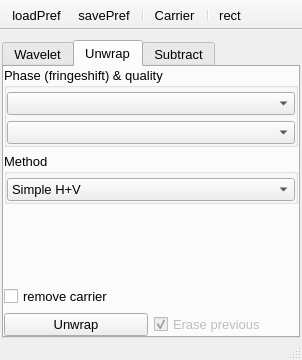
The window that UIs/nWavelet.ui (NeutrinoToolkit/Neutrino) describes before a commit, drawn with Qt 5.
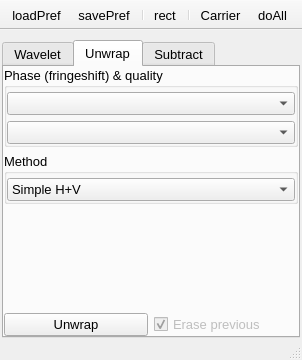
The same window after the commit. The open tabs and pages were chosen to show the change. Icons and pictures are not drawn.

```diff
--- a/UIs/nWavelet.ui
+++ b/UIs/nWavelet.ui
@@ -567,16 +567,6 @@
              </property>
             </widget>
            </item>
-           <item row="0" column="0">
-            <widget class="QCheckBox" name="removeCarrierAfterUnwrap">
-             <property name="text">
-              <string>remove carrier</string>
-             </property>
-             <property name="neutrinoSave" stdset="0">
-              <bool>true</bool>
-             </property>
-            </widget>
-           </item>
           </layout>
          </widget>
         </item>
@@ -897,9 +887,10 @@
    <addaction name="actionLoadPref"/>
    <addaction name="actionSavePref"/>
    <addaction name="separator"/>
-   <addaction name="actionCarrier"/>
-   <addaction name="separator"/>
    <addaction name="actionRect"/>
+   <addaction name="separator"/>
+   <addaction name="actionCarrier"/>
+   <addaction name="actionDoAll"/>
   </widget>
   <action name="actionRect">
    <property name="icon">
@@ -949,6 +940,18 @@
     <string>Guess carrier interfringe and angle</string>
    </property>
   </action>
+  <action name="actionDoAll">
+   <property name="icon">
+    <iconset resource="../resources/neutrino.qrc">
+     <normaloff>:/icons/autoRefresh.png</normaloff>:/icons/autoRefresh.png</iconset>
+   </property>
+   <property name="text">
+    <string>doAll</string>
+   </property>
+   <property name="toolTip">
+    <string>Wavelet, unwrap and subtract</string>
+   </property>
+  </action>
  </widget>
  <tabstops>
   <tabstop>minStretch</tabstop>
```
Left out of the diff: 8 changed lines with no effect on the pictures.
